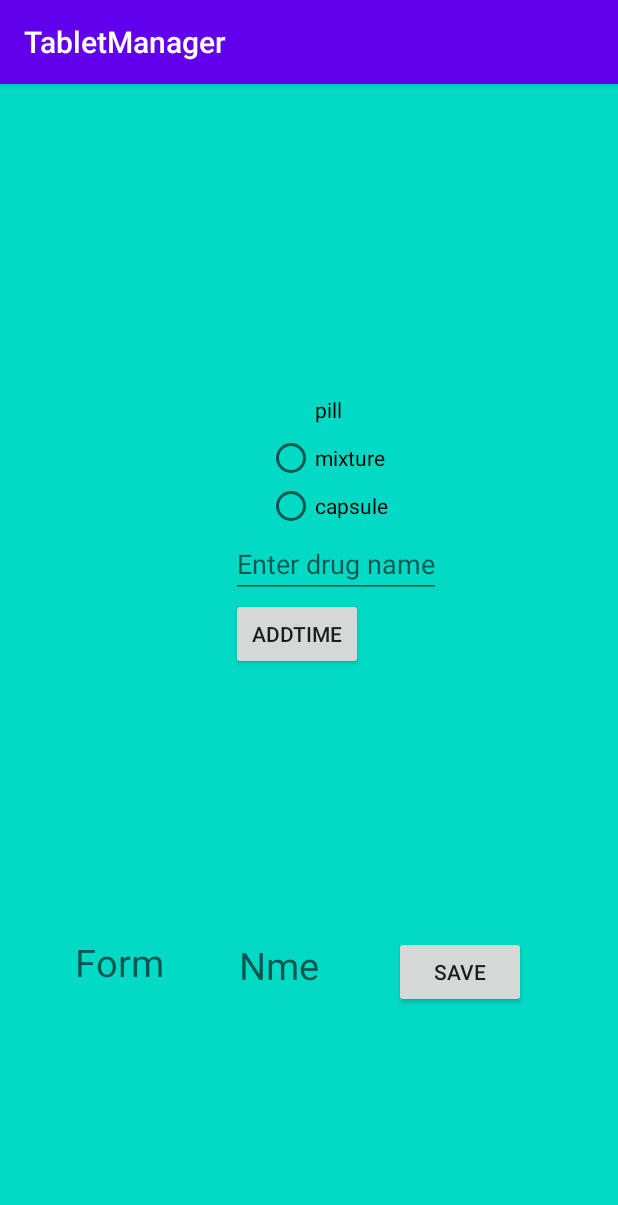
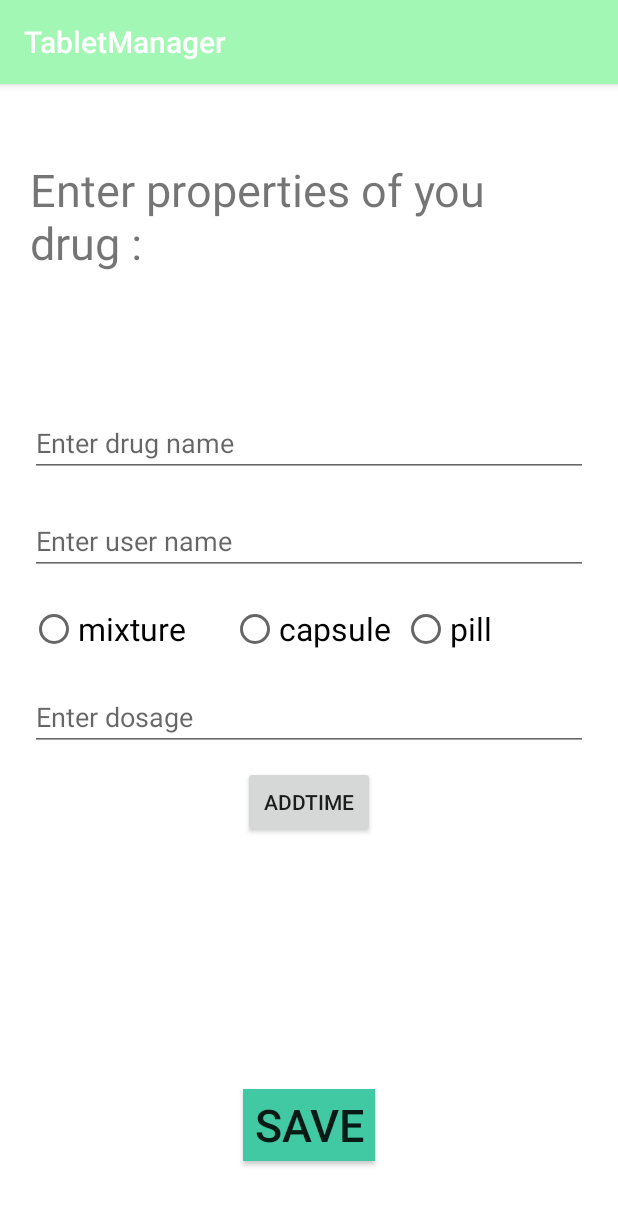
Before and after one commit to lizaarkhipskaya/TabletManager, an Android app: the FindDrugFragment screen opened through its navigation route, on a phone screen of 412 x 824 dp. Shown: the top 1205 px of the screen. Run offline under Robolectric (Android 15) with nearby library versions, the phone set to English and light mode, and no system bars; our stand-ins replace data binding; 1 statement that could not run was skipped.

Commit message:
Initial design setup #1
Initial design setup for page with all drugs
and page for new drug adding.

```diff
--- a/app/build.gradle
+++ b/app/build.gradle
@@ -47,4 +47,5 @@ dependencies {
     testImplementation "org.mockito:mockito-core:2.23.4"
     testImplementation "android.arch.core:core-testing:1.1.1"
     implementation 'android.arch.navigation:navigation-fragment:1.0.0-alpha02'
+    implementation 'com.google.android.material:material:1.1.0'
 }
--- a/app/src/main/java/com/product/tabletmanager/model/Drug.java
+++ b/app/src/main/java/com/product/tabletmanager/model/Drug.java
@@ -48,7 +48,7 @@ public class Drug implements Serializable {
         this.mDependsOnFood = mDependsOnFood;
     }
 
-    public enum FORM {PILL, MIXTURE, CAPSULE}
+    public enum FORM {PILL, LIQUID, CAPSULE}
 
     public enum DAY_TIME {MORNING, NOON, EVENING}
 
--- a/app/src/main/java/com/product/tabletmanager/view/fragment/FindDrugFragment.java
+++ b/app/src/main/java/com/product/tabletmanager/view/fragment/FindDrugFragment.java
@@ -106,7 +106,7 @@ public class FindDrugFragment extends Fragment {
                             mDrugViewModel.selectForm(Drug.FORM.PILL);
                             break;
                         case R.id.form_mixture:
-                            mDrugViewModel.selectForm(Drug.FORM.MIXTURE);
+                            mDrugViewModel.selectForm(Drug.FORM.LIQUID);
                             break;
                         case R.id.form_capsule:
                             mDrugViewModel.selectForm(Drug.FORM.CAPSULE);
--- a/app/src/main/java/com/product/tabletmanager/view/fragment/ListOfDrugsFragment.java
+++ b/app/src/main/java/com/product/tabletmanager/view/fragment/ListOfDrugsFragment.java
@@ -21,6 +21,7 @@ import androidx.navigation.Navigation;
 import androidx.recyclerview.widget.LinearLayoutManager;
 import androidx.recyclerview.widget.RecyclerView;
 
+import com.google.android.material.floatingactionbutton.FloatingActionButton;
 import com.product.tabletmanager.AlarmReceiver;
 import com.product.tabletmanager.R;
 import com.product.tabletmanager.model.Drug;
@@ -106,7 +107,7 @@ public class ListOfDrugsFragment extends Fragment implements DrugListAdapter.OnC
         mDrugListRV.setLayoutManager(new LinearLayoutManager(getContext()));
         mDrugListRV.setAdapter(drugListAdapter);
 
-        Button addNew = view.findViewById(R.id.list_of_drugs_btn_find_drug);
+        FloatingActionButton addNew = view.findViewById(R.id.list_of_drugs_btn_find_drug);
         addNew.setOnClickListener(
                 v -> {
                     mController.navigate(R.id.findDrugFragment);
--- a/app/src/main/java/com/product/tabletmanager/viewmodel/DrugViewModel.java
+++ b/app/src/main/java/com/product/tabletmanager/viewmodel/DrugViewModel.java
@@ -1,6 +1,4 @@
 package com.product.tabletmanager.viewmodel;
-
-import android.util.Log;
 
 import androidx.databinding.ObservableField;
 import androidx.lifecycle.LiveData;
--- a/app/src/main/res/layout/fragment_find_drug.xml
+++ b/app/src/main/res/layout/fragment_find_drug.xml
@@ -3,69 +3,104 @@
     xmlns:app="http://schemas.android.com/apk/res-auto">
 
     <data>
+
         <variable
             name="viewmodel"
             type="com.product.tabletmanager.viewmodel.DrugViewModel" />
     </data>
 
     <androidx.constraintlayout.widget.ConstraintLayout
+        android:id="@+id/root_view"
         android:layout_width="match_parent"
         android:layout_height="match_parent"
-        android:id="@+id/root_view"
-        android:background="@color/colorAccent">
+        android:background="@android:color/white"
+        android:paddingHorizontal="20dp">
+
+        <TextView
+            android:layout_width="wrap_content"
+            android:layout_height="wrap_content"
+            android:layout_marginTop="50dp"
+            android:text="Enter properties of you drug :"
+            android:textSize="30sp"
+            app:layout_constraintLeft_toLeftOf="parent"
+            app:layout_constraintRight_toRightOf="parent"
+            app:layout_constraintTop_toTopOf="parent" />
+
+        <EditText
+            android:id="@+id/drug_name"
+            android:layout_width="match_parent"
+            android:layout_height="wrap_content"
+            android:hint="Enter drug name"
+            app:layout_constraintBottom_toBottomOf="parent"
+            app:layout_constraintLeft_toLeftOf="parent"
+            app:layout_constraintRight_toRightOf="parent"
+            app:layout_constraintTop_toTopOf="parent"
+            app:layout_constraintVertical_bias="0.3" />
+
+        <EditText
+            android:id="@+id/drug_user_name"
+            android:layout_width="match_parent"
+            android:layout_height="wrap_content"
+            android:layout_marginTop="20dp"
+            android:hint="Enter user name"
+            app:layout_constraintLeft_toLeftOf="@id/drug_name"
+            app:layout_constraintTop_toBottomOf="@id/drug_name" />
 
         <RadioGroup
             android:id="@+id/drug_form"
-            android:layout_width="wrap_content"
+            android:layout_width="match_parent"
             android:layout_height="wrap_content"
-            app:layout_constraintTop_toTopOf="parent"
-            app:layout_constraintBottom_toBottomOf="parent"
-            app:layout_constraintLeft_toLeftOf="parent"
-            app:layout_constraintRight_toRightOf="parent"
-            app:layout_constraintVertical_bias="0.3">
+            android:layout_marginTop="20dp"
+            android:orientation="horizontal"
+            app:layout_constraintLeft_toLeftOf="@id/drug_user_name"
+            app:layout_constraintTop_toBottomOf="@id/drug_user_name">
+
+            <RadioButton
+                android:id="@+id/form_mixture"
+                android:layout_width="match_parent"
+                android:layout_height="wrap_content"
+                android:layout_weight="1"
+                android:text="mixture"
+                android:textSize="21sp" />
+
+            <RadioButton
+                android:id="@+id/form_capsule"
+                android:layout_width="match_parent"
+                android:layout_height="wrap_content"
+                android:layout_marginStart="10dp"
+                android:layout_weight="1"
+                android:text="capsule"
+                android:textSize="21sp" />
 
             <RadioButton
                 android:id="@+id/form_pill"
-                android:text="pill"
-                android:checked="true"
                 android:layout_width="match_parent"
                 android:layout_height="wrap_content"
-                android:layout_marginLeft="24dp"
-                android:layout_weight="1" />
-
-            <RadioButton
-                android:id="@+id/form_mixture"
-                android:text="mixture"
-                android:layout_width="match_parent"
-                android:layout_height="wrap_content"
-                android:layout_marginLeft="24dp"
-                android:layout_weight="1" />
-
-            <RadioButton
-                android:id="@+id/form_capsule"
-                android:text="capsule"
-                android:layout_width="match_parent"
-                android:layout_height="wrap_content"
-                android:layout_marginLeft="24dp"
-                android:layout_weight="1" />
+                android:layout_weight="1"
+                android:text="pill"
+                android:textSize="21sp" />
 
         </RadioGroup>
 
         <EditText
-            android:id="@+id/drug_name"
-            android:layout_width="wrap_content"
+            android:id="@+id/drug_dosage"
+            android:layout_width="match_parent"
             android:layout_height="wrap_content"
-            android:hint="Enter drug name"
-            app:layout_constraintTop_toBottomOf="@id/drug_form"
-            app:layout_constraintLeft_toLeftOf="@id/drug_form" />
+            android:layout_marginTop="20dp"
+            android:hint="Enter dosage"
+            android:inputType="number"
+            app:layout_constraintLeft_toLeftOf="@id/drug_form"
+            app:layout_constraintTop_toBottomOf="@id/drug_form" />
 
         <LinearLayout
             android:id="@+id/drug_time_container"
             android:layout_width="wrap_content"
             android:layout_height="wrap_content"
+            android:layout_marginTop="10dp"
             android:orientation="vertical"
-            app:layout_constraintTop_toBottomOf="@id/drug_name"
-            app:layout_constraintStart_toStartOf="@id/drug_name" >
+            app:layout_constraintLeft_toLeftOf="parent"
+            app:layout_constraintRight_toRightOf="parent"
+            app:layout_constraintTop_toBottomOf="@id/drug_dosage">
 
             <Button
                 android:id="@+id/drug_add_time"
@@ -74,37 +109,18 @@
                 android:text="AddTime" />
         </LinearLayout>
 
-        <LinearLayout
-            android:layout_width="match_parent"
-            android:layout_height="200dp"
-            app:layout_constraintBottom_toBottomOf="parent">
-
-            <TextView
-                android:id="@+id/form"
-                android:layout_width="wrap_content"
-                android:layout_height="match_parent"
-                android:hint="Form"
-                android:text="@{viewmodel.mForm.name()}"
-                android:layout_marginStart="50dp"
-                android:textSize="25sp" />
-
-            <TextView
-                android:id="@+id/name"
-                android:layout_width="wrap_content"
-                android:layout_height="wrap_content"
-                android:layout_marginStart="50dp"
-                android:hint="Nme"
-                android:text="@{viewmodel.mName}"
-                android:textSize="25sp" />
-
-            <Button
-                android:id="@+id/save"
-                android:layout_width="wrap_content"
-                android:layout_height="wrap_content"
-                android:text="Save"
-                android:onClick="@{() -> viewmodel.saveDrug()}"
-                android:layout_marginStart="50dp" />
-        </LinearLayout>
+        <Button
+            android:id="@+id/save"
+            android:layout_width="wrap_content"
+            android:layout_height="wrap_content"
+            android:layout_marginBottom="50dp"
+            android:background="@color/colorAccent"
+            android:onClick="@{() -> viewmodel.saveDrug()}"
+            android:text="Save"
+            android:textSize="30sp"
+            app:layout_constraintBottom_toBottomOf="parent"
+            app:layout_constraintLeft_toLeftOf="parent"
+            app:layout_constraintRight_toRightOf="parent" />
 
     </androidx.constraintlayout.widget.ConstraintLayout>
 </layout>
--- a/app/src/main/res/values/colors.xml
+++ b/app/src/main/res/values/colors.xml
@@ -1,6 +1,8 @@
 <?xml version="1.0" encoding="utf-8"?>
 <resources>
-    <color name="colorPrimary">#6200EE</color>
-    <color name="colorPrimaryDark">#3700B3</color>
-    <color name="colorAccent">#03DAC5</color>
+    <color name="colorPrimary">#a3f7b5</color>
+    <color name="colorPrimaryDark">#2f9c95</color>
+    <color name="colorAccent">#40c9a2</color>
+    <color name="colorMainLight">#e5f9e0</color>
+    <color name="colorMainDark">#664147</color>
 </resources>
```
Also changed, not shown: app/src/main/java/com/product/tabletmanager/model/DrugListAdapter.java (+20 -4 lines), app/src/main/res/drawable/bg_drug_item.xml (added, +7 -0 lines), app/src/main/res/layout/fragment_list_of_drugs.xml (+19 -12 lines), app/src/main/res/layout/item_drug.xml (+40 -23 lines), app/src/main/res/drawable/ic_add.png (added), app/src/main/res/drawable/ic_add_new.png (added), app/src/main/res/drawable/ic_capsule.png (added), app/src/main/res/drawable/ic_delete.png (added), app/src/main/res/drawable/ic_liquid.png (added), app/src/main/res/drawable/ic_pill.jpg (added).
